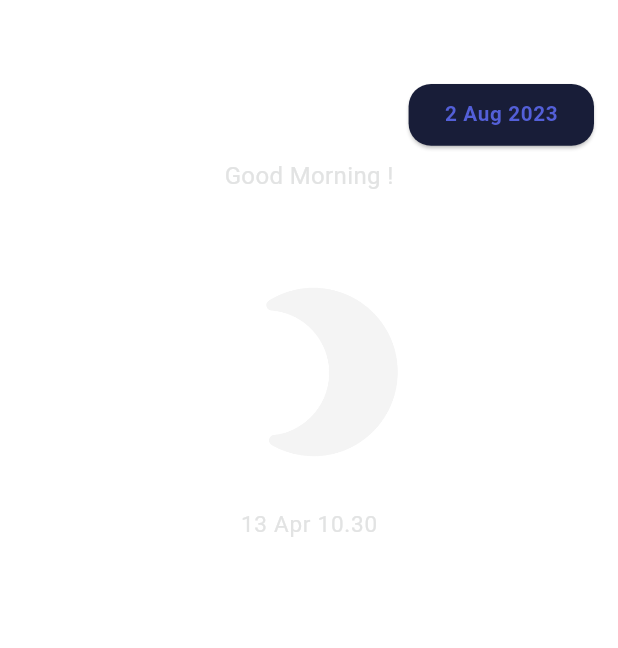
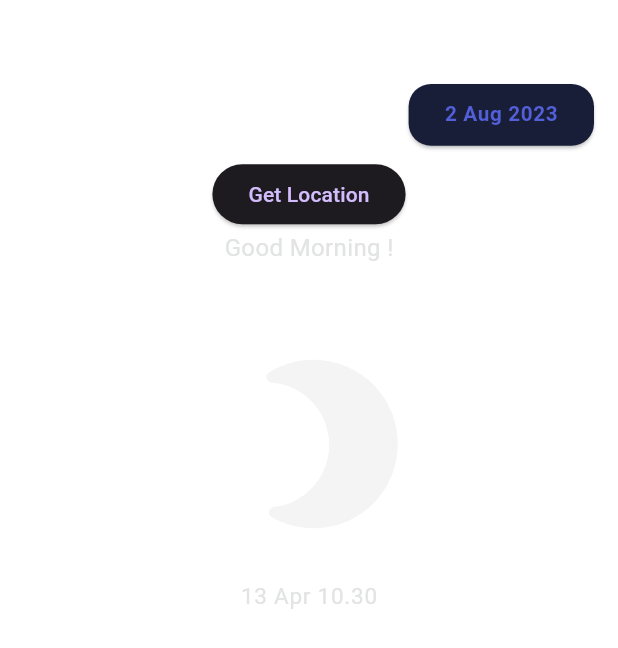
Before and after one commit to yasinertekin/moonx, a Flutter app: the _HomeScaffold screen opened directly, on a phone screen of 412 x 824 dp. Shown: the top 648 px of the screen. Run offline on Flutter 3.47's test engine with Material 3 defaults, Android fonts, the phone set to English and light mode, and no system bars; our stand-ins replace auto_route, dio, envied, equatable, flutter_bloc, flutter_svg and 5 more; generated files the repository leaves out were written again.

```diff
--- a/lib/feature/home/view/widget/location_widget.dart
+++ b/lib/feature/home/view/widget/location_widget.dart
@@ -5,14 +5,27 @@ final class _LocationWidget extends StatelessWidget {
 
   @override
   Widget build(BuildContext context) {
-    return const Column(
+    return Column(
       children: [
-        _TimeBasedText(),
-        _LocationText(),
-        _MoonImage(),
-        EmptySizedBox(),
-        _DateTimeText(),
-        WeatherText(),
+        ElevatedButton(
+          onPressed: () {
+            print(context
+                .read<LocationCubit>()
+                .state
+                .locationDetails
+                .first
+                .subAdministrativeArea);
+
+            print(context.read<LocationCubit>().state.weather?.current?.tempC);
+          },
+          child: const Text('Get Location'),
+        ),
+        const _TimeBasedText(),
+        const _LocationText(),
+        const _MoonImage(),
+        const EmptySizedBox(),
+        const _DateTimeText(),
+        const WeatherText(),
       ],
     );
   }
```
Also changed, not shown: lib/feature/onboarding/view/widget/birth_date_view/birth_date_view.dart (+18 -7 lines), 4 other files.
